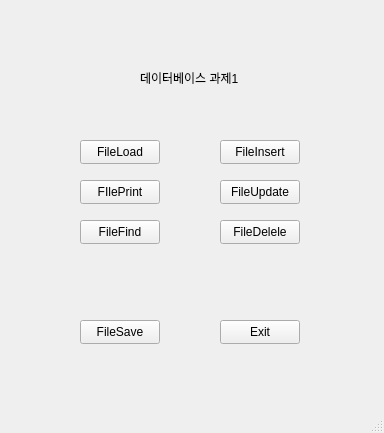
The window that mainwindow.ui (QjaYo/qt_project) describes before a commit, drawn with Qt 5.
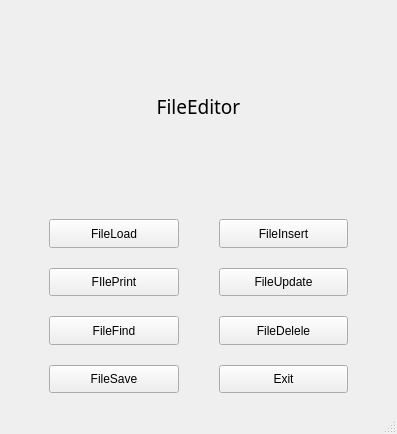
The same window after the commit.

Patch:
```diff
--- a/mainwindow.ui
+++ b/mainwindow.ui
@@ -6,131 +6,179 @@
    <rect>
     <x>0</x>
     <y>0</y>
-    <width>384</width>
-    <height>433</height>
+    <width>397</width>
+    <height>434</height>
    </rect>
   </property>
+  <property name="sizePolicy">
+   <sizepolicy hsizetype="Expanding" vsizetype="Expanding">
+    <horstretch>0</horstretch>
+    <verstretch>0</verstretch>
+   </sizepolicy>
+  </property>
   <property name="windowTitle">
    <string>MainWindow</string>
   </property>
   <widget class="QWidget" name="centralwidget">
+   <property name="sizePolicy">
+    <sizepolicy hsizetype="Expanding" vsizetype="Expanding">
+     <horstretch>0</horstretch>
+     <verstretch>0</verstretch>
+    </sizepolicy>
+   </property>
+   <layout class="QVBoxLayout" name="verticalLayout">
+    <item>
+     <widget class="QLabel" name="title">
+      <property name="sizePolicy">
+       <sizepolicy hsizetype="Expanding" vsizetype="Expanding">
+        <horstretch>0</horstretch>
+        <verstretch>0</verstretch>
+       </sizepolicy>
+      </property>
+      <property name="font">
+       <font>
+        <family>맑은 고딕</family>
+        <pointsize>14</pointsize>
+        <italic>false</italic>
+        <bold>false</bold>
+        <strikeout>false</strikeout>
+       </font>
+      </property>
+      <property name="text">
+       <string>FileEditor</string>
+      </property>
+      <property name="alignment">
+       <set>Qt::AlignmentFlag::AlignCenter</set>
+      </property>
+     </widget>
+    </item>
+    <item>
+     <layout class="QGridLayout" name="gridLayout">
+      <property name="leftMargin">
+       <number>40</number>
+      </property>
+      <property name="topMargin">
+       <number>10</number>
+      </property>
+      <property name="rightMargin">
+       <number>40</number>
+      </property>
+      <property name="bottomMargin">
+       <number>10</number>
+      </property>
+      <property name="horizontalSpacing">
+       <number>40</number>
+      </property>
+      <property name="verticalSpacing">
+       <number>20</number>
+      </property>
+      <item row="0" column="0">
    <widget class="QPushButton" name="btn_FileLoad">
-    <property name="geometry">
-     <rect>
-      <x>80</x>
-      <y>140</y>
-      <width>80</width>
-      <height>24</height>
-     </rect>
+        <property name="sizePolicy">
+         <sizepolicy hsizetype="Expanding" vsizetype="Expanding">
+          <horstretch>0</horstretch>
+          <verstretch>0</verstretch>
+         </sizepolicy>
     </property>
     <property name="text">
      <string>FileLoad</string>
     </property>
    </widget>
+      </item>
+      <item row="0" column="1">
+       <widget class="QPushButton" name="btn_FileInsert">
+        <property name="sizePolicy">
+         <sizepolicy hsizetype="Expanding" vsizetype="Expanding">
+          <horstretch>0</horstretch>
+          <verstretch>0</verstretch>
+         </sizepolicy>
+        </property>
+        <property name="text">
+         <string>FileInsert</string>
+        </property>
+       </widget>
+      </item>
+      <item row="1" column="0">
    <widget class="QPushButton" name="btn_FIlePrint">
-    <property name="geometry">
-     <rect>
-      <x>80</x>
-      <y>180</y>
-      <width>80</width>
-      <height>24</height>
-     </rect>
+        <property name="sizePolicy">
+         <sizepolicy hsizetype="Expanding" vsizetype="Expanding">
+          <horstretch>0</horstretch>
+          <verstretch>0</verstretch>
+         </sizepolicy>
     </property>
     <property name="text">
      <string>FIlePrint</string>
     </property>
    </widget>
+      </item>
+      <item row="1" column="1">
    <widget class="QPushButton" name="btn_FileUpdate">
-    <property name="geometry">
-     <rect>
-      <x>220</x>
-      <y>180</y>
-      <width>80</width>
-      <height>24</height>
-     </rect>
+        <property name="sizePolicy">
+         <sizepolicy hsizetype="Expanding" vsizetype="Expanding">
+          <horstretch>0</horstretch>
+          <verstretch>0</verstretch>
+         </sizepolicy>
     </property>
     <property name="text">
      <string>FileUpdate</string>
     </property>
    </widget>
-   <widget class="QPushButton" name="btn_FileDelele">
-    <property name="geometry">
-     <rect>
-      <x>220</x>
-      <y>220</y>
-      <width>80</width>
-      <height>24</height>
-     </rect>
-    </property>
-    <property name="text">
-     <string>FileDelele</string>
-    </property>
-   </widget>
+      </item>
+      <item row="2" column="0">
    <widget class="QPushButton" name="btn_FileFind">
-    <property name="geometry">
-     <rect>
-      <x>80</x>
-      <y>220</y>
-      <width>80</width>
-      <height>24</height>
-     </rect>
+        <property name="sizePolicy">
+         <sizepolicy hsizetype="Expanding" vsizetype="Expanding">
+          <horstretch>0</horstretch>
+          <verstretch>0</verstretch>
+         </sizepolicy>
     </property>
     <property name="text">
      <string>FileFind</string>
     </property>
    </widget>
+      </item>
+      <item row="2" column="1">
+       <widget class="QPushButton" name="btn_FileDelele">
+        <property name="sizePolicy">
+         <sizepolicy hsizetype="Expanding" vsizetype="Expanding">
+          <horstretch>0</horstretch>
+          <verstretch>0</verstretch>
+         </sizepolicy>
+        </property>
+        <property name="text">
+         <string>FileDelele</string>
+        </property>
+       </widget>
+      </item>
+      <item row="3" column="0">
    <widget class="QPushButton" name="btn_FileSave">
-    <property name="geometry">
-     <rect>
-      <x>80</x>
-      <y>320</y>
-      <width>80</width>
-      <height>24</height>
-     </rect>
+        <property name="sizePolicy">
+         <sizepolicy hsizetype="Expanding" vsizetype="Expanding">
+          <horstretch>0</horstretch>
+          <verstretch>0</verstretch>
+         </sizepolicy>
     </property>
     <property name="text">
      <string>FileSave</string>
     </property>
    </widget>
+      </item>
+      <item row="3" column="1">
    <widget class="QPushButton" name="btn_Exit">
-    <property name="geometry">
-     <rect>
-      <x>220</x>
-      <y>320</y>
-      <width>80</width>
-      <height>24</height>
-     </rect>
+        <property name="sizePolicy">
+         <sizepolicy hsizetype="Expanding" vsizetype="Expanding">
+          <horstretch>0</horstretch>
+          <verstretch>0</verstretch>
+         </sizepolicy>
     </property>
     <property name="text">
      <string>Exit</string>
     </property>
    </widget>
-   <widget class="QPushButton" name="btn_FileInsert">
-    <property name="geometry">
-     <rect>
-      <x>220</x>
-      <y>140</y>
-      <width>80</width>
-      <height>24</height>
-     </rect>
-    </property>
-    <property name="text">
-     <string>FileInsert</string>
-    </property>
-   </widget>
-   <widget class="QLabel" name="title">
-    <property name="geometry">
-     <rect>
-      <x>140</x>
-      <y>70</y>
-      <width>111</width>
-      <height>16</height>
-     </rect>
-    </property>
-    <property name="text">
-     <string>데이터베이스 과제1</string>
-    </property>
-   </widget>
+      </item>
+     </layout>
+    </item>
+   </layout>
   </widget>
   <widget class="QStatusBar" name="statusbar"/>
  </widget>
```
Lines whose indentation alone changed are shown as unchanged.
